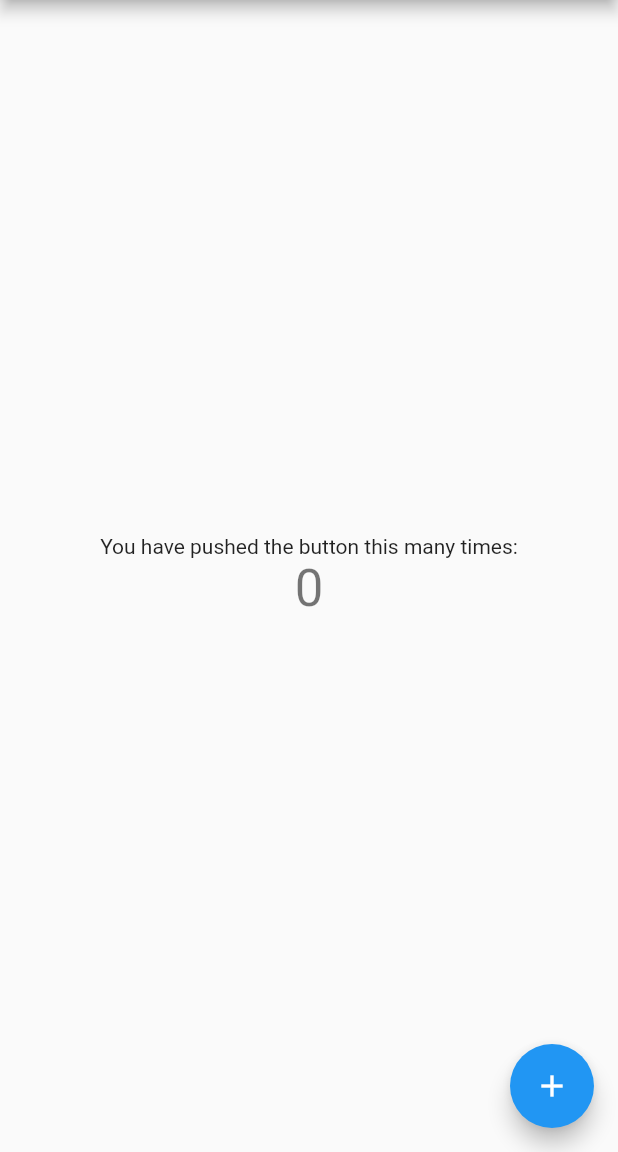
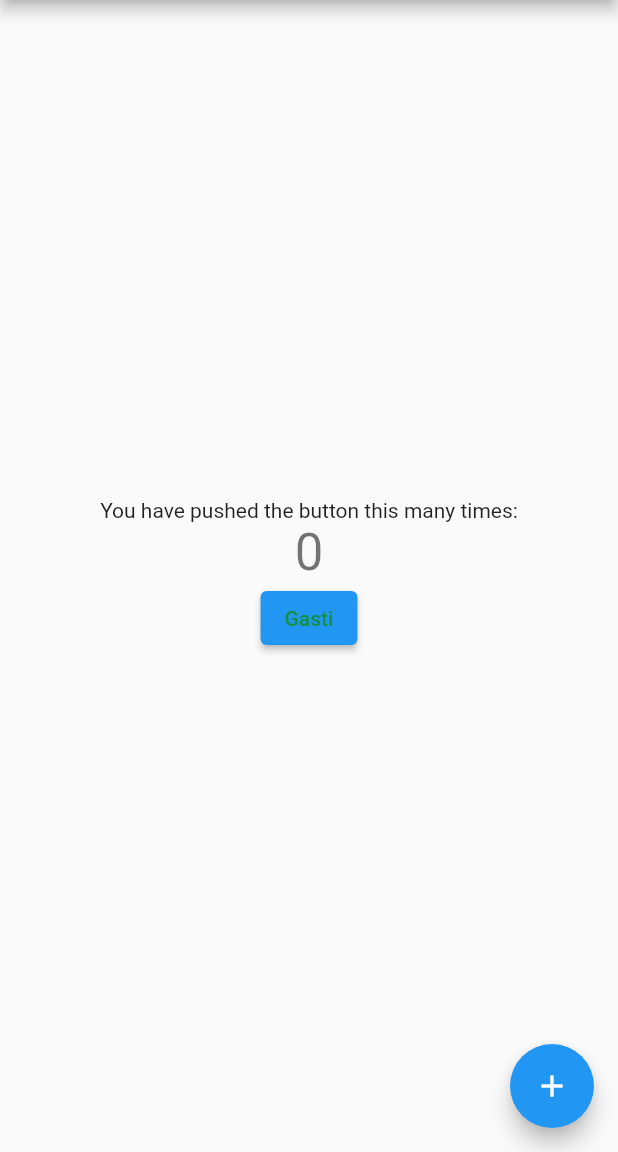
Before and after one commit to GastonDonikian/aplicaciones-moviles-multiplataforma, a Flutter app: the screen it shows after launch, on a phone screen of 412 x 824 dp, the part 84-1236 px from its top. Run offline on Flutter 3.47's test engine with Material 2 defaults, Android fonts, the phone set to English and light mode, and no system bars.

Commit message:
Molecules: added elavted large and small button

```diff
--- a/my_app/lib/design_system/foundations/colors.dart
+++ b/my_app/lib/design_system/foundations/colors.dart
@@ -1,11 +1,36 @@
+import 'package:flutter/material.dart';
 import 'package:my_app/design_system/tokens/colors.dart';
 
 class SerManosColorFoundations {
   SerManosColorFoundations._();
+
+  //status bar
+  static const statusBarColor = SerManosColors.secondary90;
 
   //button
   static const buttonEnabledColor = SerManosColors.grey75;
   static const buttonDisabledColor = SerManosColors.grey25;
   static const buttonActiveColor = SerManosColors.primary;
   static const buttonErrorColor = SerManosColors.error;
+
+  static MaterialColor getMaterialColor(Color color) {
+    final int red = color.red;
+    final int green = color.green;
+    final int blue = color.blue;
+
+    final Map<int, Color> shades = {
+      50: Color.fromRGBO(red, green, blue, .1),
+      100: Color.fromRGBO(red, green, blue, .2),
+      200: Color.fromRGBO(red, green, blue, .3),
+      300: Color.fromRGBO(red, green, blue, .4),
+      400: Color.fromRGBO(red, green, blue, .5),
+      500: Color.fromRGBO(red, green, blue, .6),
+      600: Color.fromRGBO(red, green, blue, .7),
+      700: Color.fromRGBO(red, green, blue, .8),
+      800: Color.fromRGBO(red, green, blue, .9),
+      900: Color.fromRGBO(red, green, blue, 1),
+    };
+
+    return MaterialColor(color.value, shades);
+  }
 }
--- a/my_app/lib/design_system/foundations/theme.dart
+++ b/my_app/lib/design_system/foundations/theme.dart
@@ -1,7 +1,10 @@
 import 'package:flutter/material.dart';
+import 'package:my_app/design_system/foundations/colors.dart';
 import 'package:my_app/design_system/foundations/typos.dart';
 
 final serManosTheme = ThemeData(
+    primarySwatch: SerManosColorFoundations.getMaterialColor(
+        SerManosColorFoundations.statusBarColor),
     textTheme: const TextTheme(
         displayLarge: TextStyle(
           fontFamily: SerManosTyposFoundations.familyHead1,
--- /dev/null
+++ b/my_app/lib/design_system/molecules/button_elevated_short.dart
@@ -0,0 +1,36 @@
+import 'package:flutter/material.dart';
+import 'package:my_app/design_system/foundations/colors.dart';
+
+class ButtonElevatedShort extends StatelessWidget {
+  const ButtonElevatedShort({super.key, required this.text});
+
+  final Color foregroundColor = SerManosColorFoundations.buttonActiveColor;
+  final Color overlayColor = SerManosColorFoundations.buttonEnabledColor;
+  final Color disabledColor = SerManosColorFoundations.buttonDisabledColor;
+  final String text;
+
+  @override
+  Widget build(BuildContext context) {
+    return ElevatedButton(
+        style: ButtonStyle(
+          foregroundColor: MaterialStateProperty.all<Color>(
+              SerManosColorFoundations.getMaterialColor(foregroundColor)),
+          overlayColor: MaterialStateProperty.resolveWith<Color?>(
+            (Set<MaterialState> states) {
+              if (states.contains(MaterialState.hovered)) {
+                return SerManosColorFoundations.getMaterialColor(overlayColor)
+                    .withOpacity(0.04);
+              }
+              if (states.contains(MaterialState.focused) ||
+                  states.contains(MaterialState.pressed)) {
+                return SerManosColorFoundations.getMaterialColor(overlayColor)
+                    .withOpacity(0.12);
+              }
+              return null; // Defer to the widget's default.
+            },
+          ),
+        ),
+        onPressed: () {},
+        child: Text(text));
+  }
+}
--- a/my_app/lib/main.dart
+++ b/my_app/lib/main.dart
@@ -1,4 +1,6 @@
 import 'package:flutter/material.dart';
+import 'package:my_app/design_system/foundations/colors.dart';
+import 'package:my_app/design_system/molecules/button_elevated_short.dart';
 
 void main() {
   runApp(const MyApp());
@@ -102,6 +104,7 @@ class _MyHomePageState extends State<MyHomePage> {
               '$_counter',
               style: Theme.of(context).textTheme.headlineMedium,
             ),
+            const ButtonElevatedShort(text: "Gasti")
           ],
         ),
       ),
```
Also changed, not shown: my_app/lib/design_system/molecules/button_large.dart (added, +23 -0 lines).
